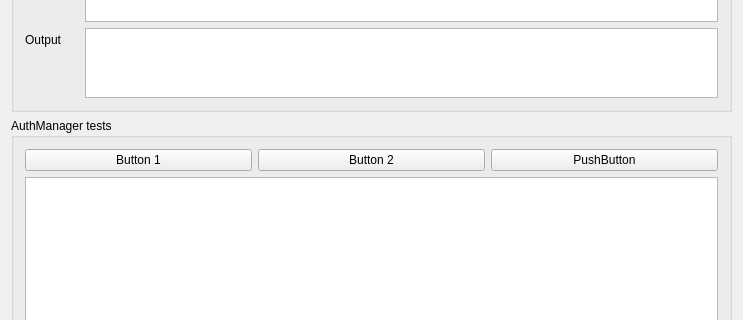
This is mainwindow.ui in dakcarto/QGIS-Auth as Qt 5 draws it before an edit; both pictures show x 0 to 743 and y 211 to 531 of the 743 by 689 pixel window. The edited form follows.
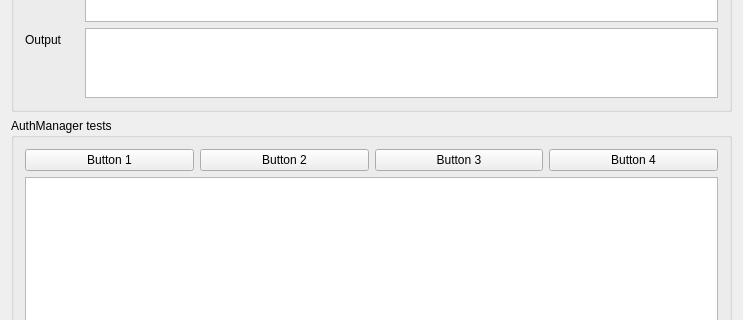
This is the edited form.

The edit to the form file:
```diff
--- a/mainwindow.ui
+++ b/mainwindow.ui
@@ -105,11 +105,18 @@
        <item row="0" column="2">
         <widget class="QPushButton" name="btnThree">
          <property name="text">
-          <string>PushButton</string>
+          <string>Button 3</string>
          </property>
         </widget>
        </item>
-       <item row="1" column="0" colspan="3">
+       <item row="0" column="3">
+        <widget class="QPushButton" name="btnFour">
+         <property name="text">
+          <string>Button 4</string>
+         </property>
+        </widget>
+       </item>
+       <item row="1" column="0" colspan="4">
         <widget class="QPlainTextEdit" name="teOut"/>
        </item>
       </layout>
```
